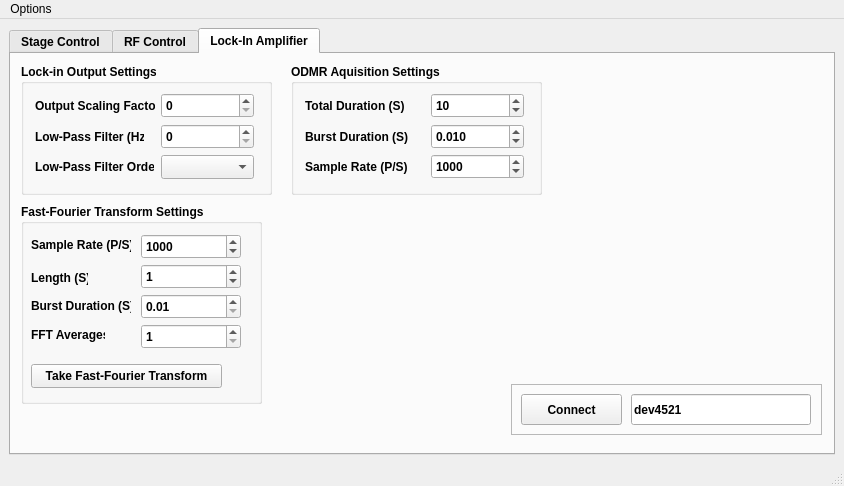
Old version of the form scanning_magnetometer.ui in the repository WarwickEPR/ScanningMagnetometry.
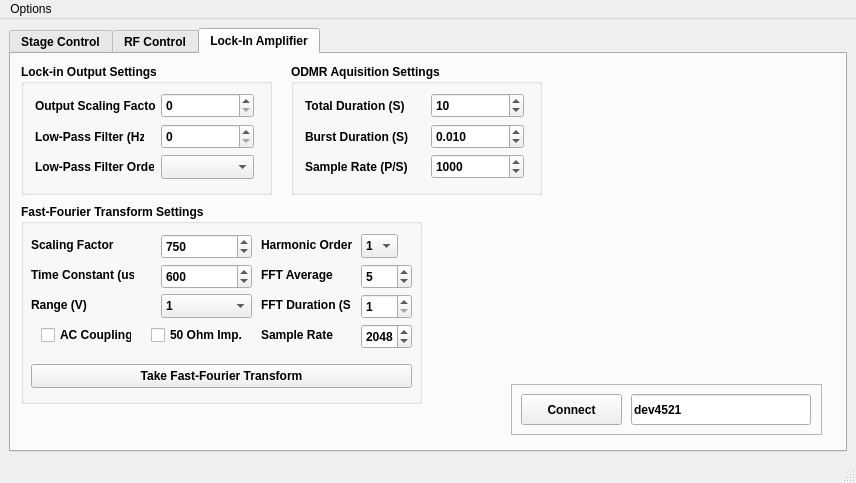
New version of the form.

Commit message:
Added FFT parameter input to UI
Users can now set various lock-in amplifier settings for the FFT acquisition

The edit to the form file:
```diff
--- a/scanning_magnetometer.ui
+++ b/scanning_magnetometer.ui
@@ -6,8 +6,8 @@
    <rect>
     <x>0</x>
     <y>0</y>
-    <width>844</width>
-    <height>486</height>
+    <width>856</width>
+    <height>483</height>
    </rect>
   </property>
   <property name="windowTitle">
@@ -1423,61 +1423,19 @@
          <rect>
           <x>10</x>
           <y>150</y>
-          <width>241</width>
+          <width>401</width>
           <height>200</height>
          </rect>
         </property>
         <property name="title">
          <string>Fast-Fourier Transform Settings</string>
         </property>
-        <widget class="QLabel" name="label_42">
-         <property name="geometry">
-          <rect>
-           <x>10</x>
-           <y>33</y>
-           <width>100</width>
-           <height>16</height>
-          </rect>
-         </property>
-         <property name="text">
-          <string>Sample Rate (P/S)</string>
-         </property>
-        </widget>
-        <widget class="QLabel" name="label_43">
-         <property name="geometry">
-          <rect>
-           <x>10</x>
-           <y>66</y>
-           <width>57</width>
-           <height>16</height>
-          </rect>
-         </property>
-         <property name="text">
-          <string>Length (S)</string>
-         </property>
-        </widget>
-        <widget class="QSpinBox" name="fftTimeBox">
-         <property name="geometry">
-          <rect>
-           <x>120</x>
-           <y>60</y>
-           <width>100</width>
-           <height>25</height>
-          </rect>
-         </property>
-         <property name="maximum">
-          <number>100</number>
-         </property>
-         <property name="value">
-          <number>1</number>
-         </property>
-        </widget>
         <widget class="QPushButton" name="takeFFTButton">
          <property name="geometry">
           <rect>
            <x>10</x>
            <y>160</y>
-           <width>191</width>
+           <width>381</width>
            <height>24</height>
           </rect>
          </property>
@@ -1485,73 +1443,44 @@
           <string>Take Fast-Fourier Transform</string>
          </property>
         </widget>
-        <widget class="QDoubleSpinBox" name="fftBurstDurBox">
+        <widget class="QSpinBox" name="scalingFactorSpinBox">
          <property name="geometry">
           <rect>
-           <x>120</x>
-           <y>90</y>
-           <width>100</width>
+           <x>140</x>
+           <y>30</y>
+           <width>91</width>
            <height>25</height>
           </rect>
          </property>
          <property name="minimum">
-          <double>0.010000000000000</double>
+          <number>1</number>
          </property>
-         <property name="singleStep">
-          <double>0.010000000000000</double>
+         <property name="maximum">
+          <number>10000</number>
          </property>
          <property name="value">
-          <double>0.010000000000000</double>
+          <number>750</number>
          </property>
         </widget>
         <widget class="QLabel" name="label_47">
          <property name="geometry">
           <rect>
            <x>10</x>
-           <y>94</y>
-           <width>100</width>
-           <height>16</height>
+           <y>30</y>
+           <width>101</width>
+           <height>21</height>
           </rect>
          </property>
          <property name="text">
-          <string>Burst Duration (S)</string>
+          <string>Scaling Factor</string>
          </property>
         </widget>
-        <widget class="QLabel" name="label_46">
+        <widget class="QSpinBox" name="timeConstantSpinBox">
          <property name="geometry">
           <rect>
-           <x>10</x>
-           <y>123</y>
-           <width>74</width>
-           <height>16</height>
-          </rect>
-         </property>
-         <property name="text">
-          <string>FFT Averages</string>
-         </property>
-        </widget>
-        <widget class="QSpinBox" name="FFTAverageBox">
-         <property name="geometry">
-          <rect>
-           <x>120</x>
-           <y>120</y>
-           <width>100</width>
-           <height>25</height>
-          </rect>
-         </property>
-         <property name="minimum">
-          <number>1</number>
-         </property>
-         <property name="value">
-          <number>1</number>
-         </property>
-        </widget>
-        <widget class="QSpinBox" name="fftPointsBox">
-         <property name="geometry">
-          <rect>
-           <x>120</x>
-           <y>30</y>
-           <width>100</width>
+           <x>140</x>
+           <y>60</y>
+           <width>91</width>
            <height>25</height>
           </rect>
          </property>
@@ -1562,7 +1491,235 @@
           <number>100000</number>
          </property>
          <property name="value">
+          <number>600</number>
+         </property>
+        </widget>
+        <widget class="QLabel" name="label_5">
+         <property name="geometry">
+          <rect>
+           <x>10</x>
+           <y>60</y>
+           <width>103</width>
+           <height>21</height>
+          </rect>
+         </property>
+         <property name="text">
+          <string>Time Constant (us)</string>
+         </property>
+        </widget>
+        <widget class="QLabel" name="label_22">
+         <property name="geometry">
+          <rect>
+           <x>10</x>
+           <y>90</y>
+           <width>103</width>
+           <height>21</height>
+          </rect>
+         </property>
+         <property name="text">
+          <string>Range (V)</string>
+         </property>
+        </widget>
+        <widget class="QComboBox" name="rangeSelect">
+         <property name="geometry">
+          <rect>
+           <x>140</x>
+           <y>90</y>
+           <width>91</width>
+           <height>24</height>
+          </rect>
+         </property>
+         <item>
+          <property name="text">
+           <string>1</string>
+          </property>
+         </item>
+         <item>
+          <property name="text">
+           <string>3</string>
+          </property>
+         </item>
+        </widget>
+        <widget class="QCheckBox" name="acCoupleCheck">
+         <property name="geometry">
+          <rect>
+           <x>20</x>
+           <y>120</y>
+           <width>91</width>
+           <height>22</height>
+          </rect>
+         </property>
+         <property name="text">
+          <string>AC Coupling</string>
+         </property>
+        </widget>
+        <widget class="QCheckBox" name="fiftyOhmCheck">
+         <property name="geometry">
+          <rect>
+           <x>130</x>
+           <y>120</y>
+           <width>97</width>
+           <height>22</height>
+          </rect>
+         </property>
+         <property name="text">
+          <string>50 Ohm Imp.</string>
+         </property>
+        </widget>
+        <widget class="QComboBox" name="harmonicOrderSelect">
+         <property name="geometry">
+          <rect>
+           <x>340</x>
+           <y>30</y>
+           <width>37</width>
+           <height>24</height>
+          </rect>
+         </property>
+         <item>
+          <property name="text">
+           <string>1</string>
+          </property>
+         </item>
+         <item>
+          <property name="text">
+           <string>2</string>
+          </property>
+         </item>
+         <item>
+          <property name="text">
+           <string>3</string>
+          </property>
+         </item>
+         <item>
+          <property name="text">
+           <string>4</string>
+          </property>
+         </item>
+         <item>
+          <property name="text">
+           <string>5</string>
+          </property>
+         </item>
+         <item>
+          <property name="text">
+           <string>6</string>
+          </property>
+         </item>
+         <item>
+          <property name="text">
+           <string>7</string>
+          </property>
+         </item>
+         <item>
+          <property name="text">
+           <string>8</string>
+          </property>
+         </item>
+        </widget>
+        <widget class="QLabel" name="label_24">
+         <property name="geometry">
+          <rect>
+           <x>240</x>
+           <y>30</y>
+           <width>103</width>
+           <height>21</height>
+          </rect>
+         </property>
+         <property name="text">
+          <string>Harmonic Order</string>
+         </property>
+        </widget>
+        <widget class="QSpinBox" name="fftAverageSpinBox">
+         <property name="geometry">
+          <rect>
+           <x>340</x>
+           <y>60</y>
+           <width>51</width>
+           <height>25</height>
+          </rect>
+         </property>
+         <property name="minimum">
+          <number>1</number>
+         </property>
+         <property name="maximum">
           <number>1000</number>
+         </property>
+         <property name="value">
+          <number>5</number>
+         </property>
+        </widget>
+        <widget class="QLabel" name="label_25">
+         <property name="geometry">
+          <rect>
+           <x>240</x>
+           <y>60</y>
+           <width>81</width>
+           <height>21</height>
+          </rect>
+         </property>
+         <property name="text">
+          <string>FFT Average</string>
+         </property>
+        </widget>
+        <widget class="QLabel" name="label_26">
+         <property name="geometry">
+          <rect>
+           <x>240</x>
+           <y>90</y>
+           <width>89</width>
+           <height>21</height>
+          </rect>
+         </property>
+         <property name="text">
+          <string>FFT Duration (S)</string>
+         </property>
+        </widget>
+        <widget class="QSpinBox" name="fftDurationSpinBox">
+         <property name="geometry">
+          <rect>
+           <x>340</x>
+           <y>90</y>
+           <width>51</width>
+           <height>25</height>
+          </rect>
+         </property>
+         <property name="minimum">
+          <number>1</number>
+         </property>
+         <property name="maximum">
+          <number>300</number>
+         </property>
+        </widget>
+        <widget class="QSpinBox" name="sampleRateSpinBox">
+         <property name="geometry">
+          <rect>
+           <x>340</x>
+           <y>120</y>
+           <width>51</width>
+           <height>25</height>
+          </rect>
+         </property>
+         <property name="minimum">
+          <number>1</number>
+         </property>
+         <property name="maximum">
+          <number>10000</number>
+         </property>
+         <property name="value">
+          <number>2048</number>
+         </property>
+        </widget>
+        <widget class="QLabel" name="label_27">
+         <property name="geometry">
+          <rect>
+           <x>240</x>
+           <y>120</y>
+           <width>89</width>
+           <height>21</height>
+          </rect>
+         </property>
+         <property name="text">
+          <string>Sample Rate</string>
          </property>
         </widget>
        </widget>
@@ -1679,7 +1836,7 @@
     <rect>
      <x>0</x>
      <y>0</y>
-     <width>844</width>
+     <width>856</width>
      <height>21</height>
     </rect>
    </property>
```
Left out of the diff: 92 changed lines with no effect on the pictures. The commit also changes 3 other files.
